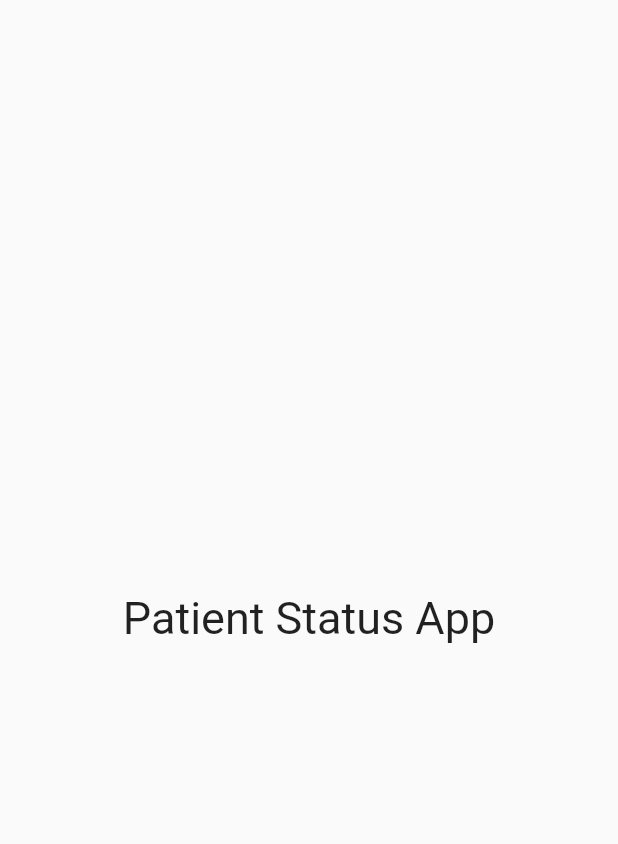
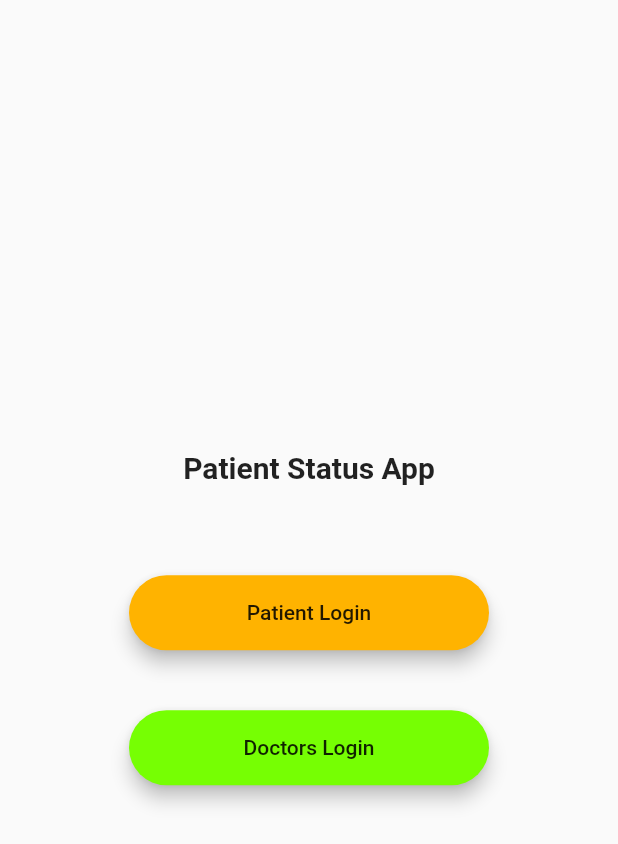
Before and after one commit to kecians/Covid-Data-Hub, a Flutter app: the screen it shows after launch, on a phone screen of 412 x 824 dp. Shown: the top 844 px of the screen. Run offline on Flutter 3.47's test engine with Material 2 defaults, Android fonts, the phone set to English and light mode, and no system bars; drawn by our look-alikes of animated_text_kit.

Commit message:
Home Page UI Created

```diff
--- /dev/null
+++ b/lib/Components/RoundButton.dart
@@ -0,0 +1,24 @@
+import 'package:flutter/material.dart';
+class RoundButton extends StatelessWidget {
+  const RoundButton({this.color,this.onpress,this.text});
+final Color color;
+final Function onpress;
+final String text;
+
+  @override
+  Widget build(BuildContext context) {
+    return Material(
+      elevation: 5.0,
+      color: color,
+      borderRadius: BorderRadius.circular(30.0),
+      child: MaterialButton(
+        onPressed: onpress,
+        minWidth: 240.0,
+        height: 50.0,
+        child: Text(
+            text
+        ),
+      ),
+    );
+  }
+}
--- /dev/null
+++ b/lib/Screens/Home.dart
@@ -0,0 +1,40 @@
+import 'package:animated_text_kit/animated_text_kit.dart';
+import 'package:flutter/material.dart';
+import 'package:patient_status_app/Components/RoundButton.dart';
+class Home extends StatefulWidget {
+  static const String id = 'HomeScreen';
+  @override
+  _HomeState createState() => _HomeState();
+}
+
+class _HomeState extends State<Home> {
+  @override
+  Widget build(BuildContext context) {
+    return Scaffold(
+      body: Center(
+        child: Column(
+          mainAxisAlignment: MainAxisAlignment.center,
+          crossAxisAlignment: CrossAxisAlignment.center,
+          children:[
+              AnimatedTextKit(animatedTexts:  [
+                TypewriterAnimatedText(
+                  'Patient Status App',
+                  textStyle: TextStyle(
+                    fontSize: 20,
+                    fontWeight: FontWeight.bold,
+                  ),
+                  speed: Duration(milliseconds: 50),
+                ),
+              ],
+               totalRepeatCount: 1,
+              ),
+            SizedBox(height: 60),
+            RoundButton(color: Colors.amber[600],text: "Patient Login",onpress: (){},),
+            SizedBox(height: 40,),
+            RoundButton(color: Colors.lightGreenAccent[400],text: "Doctors Login",onpress: (){},),
+          ],
+        ),
+      ),
+    );
+  }
+}
--- a/lib/main.dart
+++ b/lib/main.dart
@@ -1,23 +1,22 @@
-import 'package:animated_text_kit/animated_text_kit.dart';
 import 'package:flutter/material.dart';
+import 'package:patient_status_app/Screens/DoctorLogin.dart';
+import 'package:patient_status_app/Screens/Home.dart';
+import 'package:patient_status_app/Screens/PatientLogin.dart';
 
 void main() {
-  runApp(MyApp());
+  runApp(Main());
 }
 
-class MyApp extends StatelessWidget {
+class Main extends StatelessWidget {
   @override
   Widget build(BuildContext context) {
-
     return MaterialApp(
-        home: SafeArea(
-          child: Scaffold(
-             body: Center(
-                child: TypewriterAnimatedTextKit( text: ["Patient Status App"],speed: Duration(milliseconds: 50)
-                ,textStyle: TextStyle(fontSize: 30),),
-             ),
-          ),
-        ),
+      initialRoute: Home.id,
+      routes: {
+        Home.id : (context){return Home();},
+        DoctorLogin.id  : (context){return DoctorLogin();},
+        PatientLogin.id : (context){return PatientLogin();}
+      },
     );
   }
 }
```
Also changed, not shown: lib/Screens/DoctorLogin.dart (added, +13 -0 lines), lib/Screens/PatientLogin.dart (added, +13 -0 lines), 1 other file.
